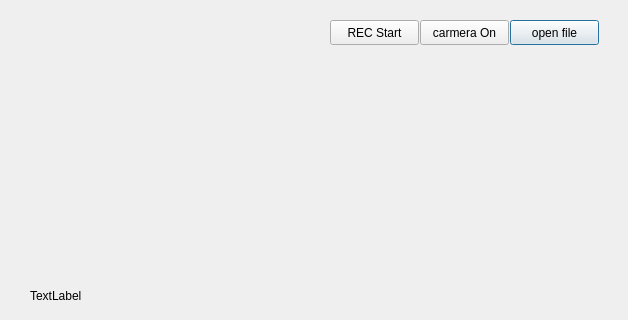
This is python/pyQT_src/qt09.ui in RedStones-112/ROS_Pr as Qt 5 draws it before an edit; both pictures show x 0 to 628 and y 0 to 320 of the 628 by 513 pixel window. The edited form follows.
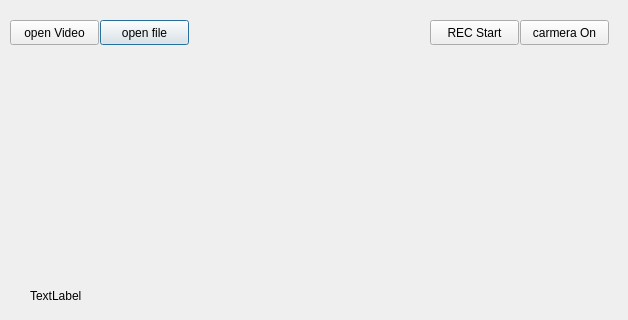
This is the edited form.

Commit message: qt, cv marge pt

```diff
--- a/python/pyQT_src/qt09.ui
+++ b/python/pyQT_src/qt09.ui
@@ -16,7 +16,7 @@
   <widget class="QPushButton" name="pushButton">
    <property name="geometry">
     <rect>
-     <x>510</x>
+     <x>100</x>
      <y>20</y>
      <width>89</width>
      <height>25</height>
@@ -42,7 +42,7 @@
   <widget class="QPushButton" name="camera_btn">
    <property name="geometry">
     <rect>
-     <x>420</x>
+     <x>520</x>
      <y>20</y>
      <width>89</width>
      <height>25</height>
@@ -55,7 +55,7 @@
   <widget class="QPushButton" name="RECButton">
    <property name="geometry">
     <rect>
-     <x>330</x>
+     <x>430</x>
      <y>20</y>
      <width>89</width>
      <height>25</height>
@@ -65,6 +65,19 @@
     <string>REC Start</string>
    </property>
   </widget>
+  <widget class="QPushButton" name="videoButton">
+   <property name="geometry">
+    <rect>
+     <x>10</x>
+     <y>20</y>
+     <width>89</width>
+     <height>25</height>
+    </rect>
+   </property>
+   <property name="text">
+    <string>open Video</string>
+   </property>
+  </widget>
  </widget>
  <resources/>
  <connections/>
```
The commit also changes 2 other files.
